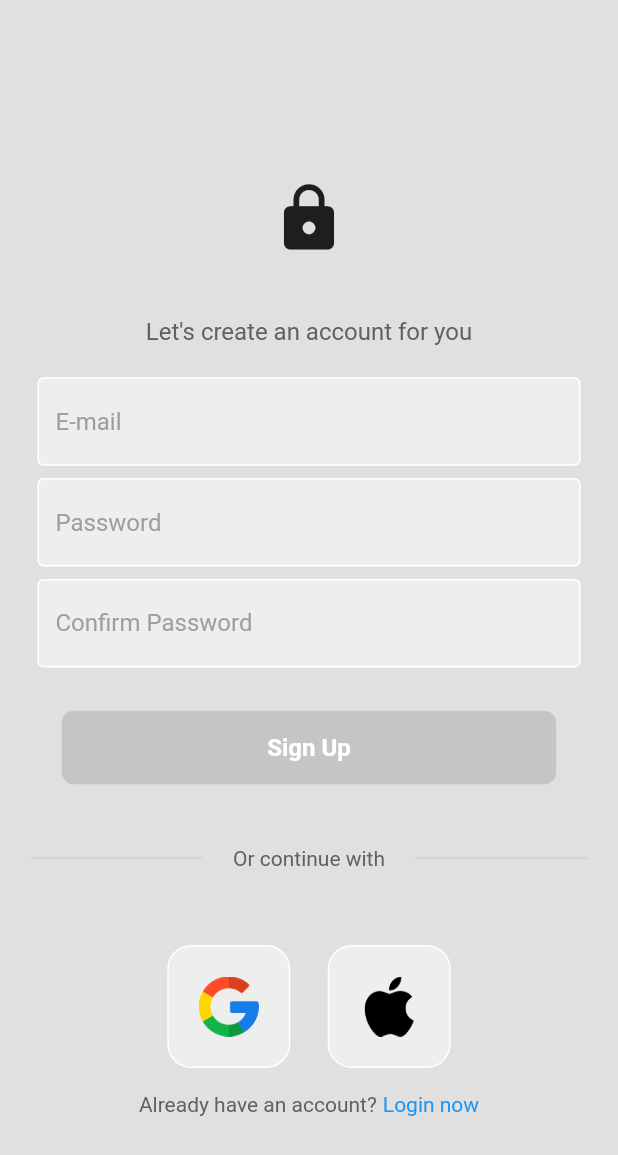
After one commit to flutter-go-study/flutter-auth-firebase, a Flutter app: the screen it shows after launch, after a tap on "Register now", on a phone screen of 412 x 824 dp. The commit adds this screen. Shown: the top 1155 px of the screen. Run offline on Flutter 3.47's test engine with Material 2 defaults, Android fonts, the phone set to English and light mode, and no system bars; our stand-ins replace firebase_auth, firebase_core; accounts and stored records are empty.

Commit message:
feat(pages): created register page and toggle between login and register

```diff
--- a/lib/pages/auth_page.dart
+++ b/lib/pages/auth_page.dart
@@ -2,7 +2,7 @@ import 'package:firebase_auth/firebase_auth.dart';
 import 'package:flutter/material.dart';
 
 import 'home_page.dart';
-import 'login_page.dart';
+import 'login_or_register_page.dart';
 
 class AuthPage extends StatelessWidget {
   const AuthPage({Key? key}) : super(key: key);
@@ -16,7 +16,7 @@ class AuthPage extends StatelessWidget {
           if (snapshot.hasData) {
             return HomePage();
           } else {
-            return const LoginPage();
+            return const LoginOrRegisterPage();
           }
         },
       ),
--- /dev/null
+++ b/lib/pages/login_or_register_page.dart
@@ -0,0 +1,31 @@
+import 'package:flutter/material.dart';
+
+import 'login_page.dart';
+import 'register_page.dart';
+
+class LoginOrRegisterPage extends StatefulWidget {
+  const LoginOrRegisterPage({Key? key}) : super(key: key);
+
+  @override
+  State<LoginOrRegisterPage> createState() => _LoginOrRegisterPageState();
+}
+
+class _LoginOrRegisterPageState extends State<LoginOrRegisterPage> {
+  bool showLoginPage = true;
+
+  void togglePages() {
+    setState(() {
+      showLoginPage = !showLoginPage;
+    });
+  }
+
+  @override
+  Widget build(BuildContext context) {
+    if (showLoginPage) {
+      return LoginPage(onRegisterTap: togglePages);
+    } else {
+      return RegisterPage(onLoginTap: togglePages);
+      // return RegisterPage(onLoginTap: togglePages);
+    }
+  }
+}
--- /dev/null
+++ b/lib/pages/register_page.dart
@@ -0,0 +1,213 @@
+import 'package:firebase_auth/firebase_auth.dart';
+import 'package:flutter/material.dart';
+import 'package:flutter_auth_firebase/widgets/my_button.dart';
+
+import '../widgets/my_text_field.dart';
+import '../widgets/square_tile.dart';
+
+class RegisterPage extends StatefulWidget {
+  final Function()? onLoginTap;
+  const RegisterPage({Key? key, required this.onLoginTap}) : super(key: key);
+
+  @override
+  State<RegisterPage> createState() => _RegisterPageState();
+}
+
+class _RegisterPageState extends State<RegisterPage> {
+  final emailController = TextEditingController();
+  final passwordController = TextEditingController();
+  final confirmPasswordController = TextEditingController();
+
+  bool isButtonDisabled = true;
+
+  @override
+  void initState() {
+    super.initState();
+
+    emailController.addListener(_checkIfButtonEnabled);
+    passwordController.addListener(_checkIfButtonEnabled);
+    confirmPasswordController.addListener(_checkIfButtonEnabled);
+  }
+
+  void _checkIfButtonEnabled() {
+    if (emailController.text.isNotEmpty &&
+        passwordController.text.isNotEmpty &&
+        confirmPasswordController.text.isNotEmpty) {
+      setState(() {
+        isButtonDisabled = false;
+      });
+    } else {
+      setState(() {
+        isButtonDisabled = true;
+      });
+    }
+  }
+
+  void showSignUpErrorMessage(String message) {
+    showDialog(
+      context: context,
+      builder: (context) => AlertDialog(
+        title: const Text('Error'),
+        content: Text(message),
+        actions: [
+          TextButton(
+            onPressed: () => Navigator.pop(context),
+            child: const Text('OK'),
+          ),
+        ],
+      ),
+    );
+  }
+
+  void signUp() async {
+    showDialog(
+        context: context,
+        builder: (context) => const Center(child: CircularProgressIndicator()));
+    try {
+      if (passwordController.text == confirmPasswordController.text) {
+        await FirebaseAuth.instance.createUserWithEmailAndPassword(
+          email: emailController.text,
+          password: passwordController.text,
+        );
+      } else {
+        Navigator.pop(context);
+        showSignUpErrorMessage('Passwords do not match');
+        return;
+      }
+      if (mounted) {
+        Navigator.pop(context);
+      }
+    } on FirebaseAuthException catch (e) {
+      Navigator.pop(context);
+      showSignUpErrorMessage(e.message!);
+    }
+  }
+
+  @override
+  void dispose() {
+    emailController.dispose();
+    passwordController.dispose();
+    super.dispose();
+  }
+
+  @override
+  Widget build(BuildContext context) {
+    return Scaffold(
+      backgroundColor: Colors.grey[300],
+      body: SafeArea(
+        child: Center(
+          child: SingleChildScrollView(
+            child: Column(
+              mainAxisAlignment: MainAxisAlignment.center,
+              children: [
+                SizedBox(height: MediaQuery.of(context).size.height * 0.05),
+                const Icon(
+                  Icons.lock,
+                  size: 50,
+                ),
+                SizedBox(height: MediaQuery.of(context).size.height * 0.05),
+                Text(
+                  'Let\'s create an account for you',
+                  style: TextStyle(
+                    color: Colors.grey[700],
+                    fontSize: 16,
+                  ),
+                ),
+                SizedBox(height: MediaQuery.of(context).size.height * 0.025),
+                MyTextField(
+                  hintText: 'E-mail',
+                  controller: emailController,
+                ),
+                SizedBox(height: MediaQuery.of(context).size.height * 0.01),
+                MyTextField(
+                  hintText: 'Password',
+                  obscureText: true,
+                  controller: passwordController,
+                ),
+                SizedBox(height: MediaQuery.of(context).size.height * 0.01),
+                MyTextField(
+                  hintText: 'Confirm Password',
+                  obscureText: true,
+                  controller: confirmPasswordController,
+                ),
+                SizedBox(height: MediaQuery.of(context).size.height * 0.01),
+                SizedBox(height: MediaQuery.of(context).size.height * 0.025),
+                MyButton(
+                  title: 'Sign Up',
+                  width: MediaQuery.of(context).size.width * 0.8,
+                  onPressed: signUp,
+                  isDisabled: isButtonDisabled,
+                ),
+                SizedBox(height: MediaQuery.of(context).size.height * 0.05),
+                Padding(
+                  padding: EdgeInsets.symmetric(
+                      horizontal: MediaQuery.of(context).size.height * 0.025),
+                  child: Row(
+                    children: [
+                      Expanded(
+                        child: Divider(
+                          thickness: 0.5,
+                          color: Colors.grey[400],
+                        ),
+                      ),
+                      Padding(
+                        padding: EdgeInsets.symmetric(
+                            horizontal:
+                                MediaQuery.of(context).size.height * 0.025),
+                        child: Text(
+                          'Or continue with',
+                          style: TextStyle(
+                            color: Colors.grey[700],
+                          ),
+                        ),
+                      ),
+                      Expanded(
+                        child: Divider(
+                          thickness: 0.5,
+                          color: Colors.grey[400],
+                        ),
+                      ),
+                    ],
+                  ),
+                ),
+                const SizedBox(height: 50),
+                Row(
+                  mainAxisAlignment: MainAxisAlignment.center,
+                  children: const [
+                    SquareTile(
+                      imagePath: 'lib/images/google.png',
+                    ),
+                    SizedBox(width: 25),
+                    SquareTile(
+                      imagePath: 'lib/images/apple.png',
+                    ),
+                  ],
+                ),
+                SizedBox(height: MediaQuery.of(context).size.height * 0.02),
+                Row(
+                  mainAxisAlignment: MainAxisAlignment.center,
+                  children: [
+                    Text(
+                      'Already have an account?',
+                      style: TextStyle(color: Colors.grey[700]),
+                    ),
+                    const SizedBox(width: 4),
+                    GestureDetector(
+                      onTap: widget.onLoginTap,
+                      child: const Text(
+                        'Login now',
+                        style: TextStyle(
+                          color: Colors.blue,
+                        ),
+                      ),
+                    ),
+                  ],
+                ),
+              ],
+            ),
+          ),
+        ),
+      ),
+    );
+  }
+}
```
